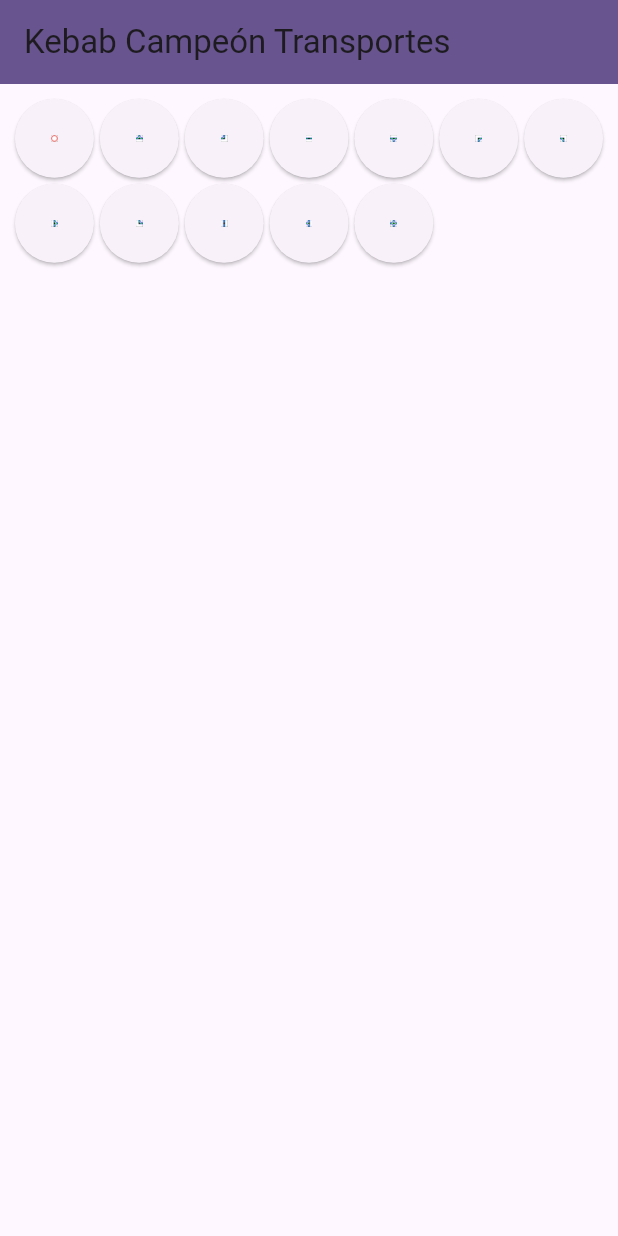
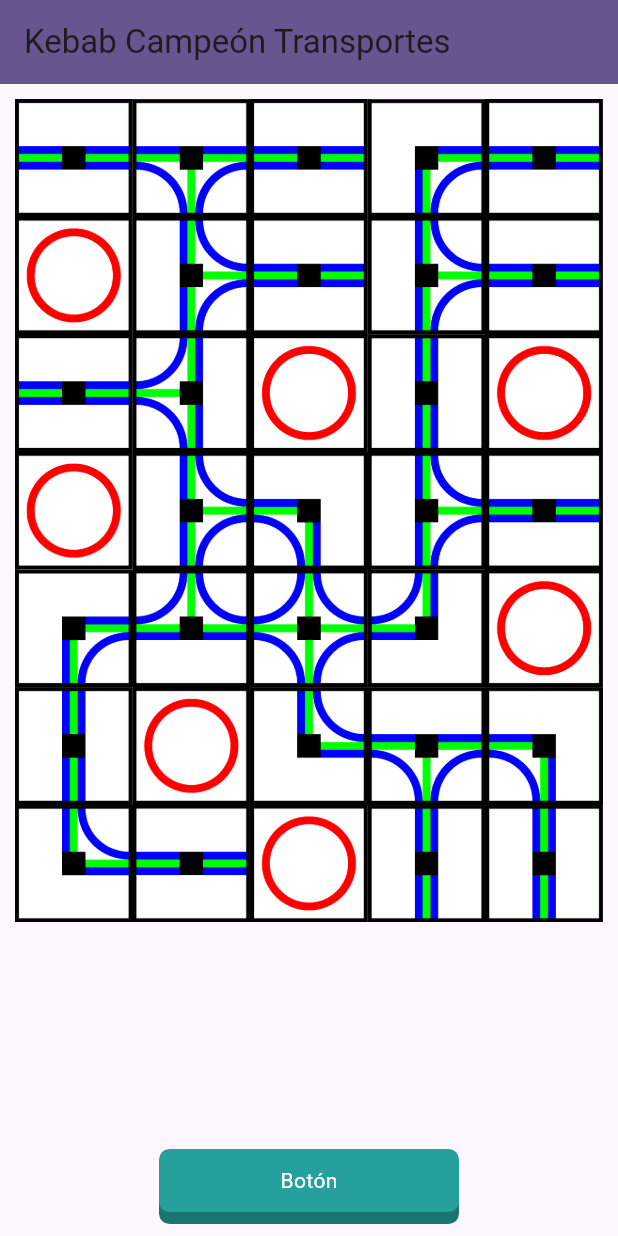
Before and after one commit to jcmh05/app_lego_ambiental, a Flutter app: the screen it shows after launch, on a phone screen of 412 x 824 dp. Run offline on Flutter 3.47's test engine with Material 3 defaults, Android fonts, the phone set to English and light mode, and no system bars; our stand-ins replace fluttertoast.

Commit message:
Interfaz inicial

```diff
--- a/lib/main.dart
+++ b/lib/main.dart
@@ -1,5 +1,5 @@
 import 'package:flutter/material.dart';
-
+import 'package:fluttertoast/fluttertoast.dart';
 import 'package:applegoambiental/components/components.dart';
 
 void main() {
@@ -35,18 +35,43 @@ class MyHomePage extends StatefulWidget {
 class _MyHomePageState extends State<MyHomePage> {
   // Lista de rutas de imágenes
   final List<String> imagePaths = [
-    'assets/images/ambiental1.png',
-    'assets/images/ambiental2.png',
-    'assets/images/ambiental3.png',
-    'assets/images/ambiental4.png',
-    'assets/images/ambiental5.png',
-    'assets/images/ambiental6.png',
-    'assets/images/ambiental7.png',
-    'assets/images/ambiental8.png',
-    'assets/images/ambiental9.png',
-    'assets/images/ambiental10.png',
-    'assets/images/ambiental11.png',
-    'assets/images/ambiental12.png',
+    'assets/images/01.png',
+    'assets/images/09.png',
+    'assets/images/01.png',
+    'assets/images/04.png',
+    'assets/images/01.png',
+    'assets/images/00.png',
+    'assets/images/08.png',
+    'assets/images/01.png',
+    'assets/images/08.png',
+    'assets/images/01.png',
+    'assets/images/01.png',
+    'assets/images/10.png',
+    'assets/images/00.png',
+    'assets/images/02.png',
+    'assets/images/00.png',
+    'assets/images/00.png',
+    'assets/images/08.png',
+    'assets/images/05.png',
+    'assets/images/08.png',
+    'assets/images/01.png',
+    'assets/images/04.png',
+    'assets/images/07.png',
+    'assets/images/11.png',
+    'assets/images/06.png',
+    'assets/images/00.png',
+    'assets/images/02.png',
+    'assets/images/00.png',
+    'assets/images/03.png',
+    'assets/images/09.png',
+    'assets/images/05.png',
+    'assets/images/03.png',
+    'assets/images/01.png',
+    'assets/images/00.png',
+    'assets/images/02.png',
+    'assets/images/02.png',
+
+
     // Agrega más rutas de imágenes aquí
   ];
 
@@ -61,21 +86,60 @@ class _MyHomePageState extends State<MyHomePage> {
           ),
           backgroundColor: Theme.of(context).colorScheme.primary,
         ),
-        body: GridView.builder(
+        body: Column(
+          children: <Widget>[
+            Expanded(
+              child: GridView.builder(
                 padding: const EdgeInsets.all(10.0),
                 gridDelegate: SliverGridDelegateWithFixedCrossAxisCount(
-            crossAxisCount: 7,
+                  crossAxisCount: 5,
                   childAspectRatio: 1.0,
-            mainAxisSpacing: 4.0,
-            crossAxisSpacing: 4.0,
+                  mainAxisSpacing: 0.0,
+                  crossAxisSpacing: 0.0,
                 ),
                 itemCount: imagePaths.length, // Usa la longitud de la lista de imágenes
-          itemBuilder: (context, index) => ElevatedButton(
-            onPressed: () {},
-            child: Image.asset(imagePaths[index]), // Usa la lista de imágenes
+                itemBuilder: (context, index) => InkWell(
+                  onTap: () {
+                    int row = (index / 5).floor() + 1; // Calcula la fila
+                    int col = index % 5 + 1; // Calcula la columna
+                    if (imagePaths[index] == 'assets/images/00.png') {
+                      mostrarMensaje("Piso: ${row}x${col} pulsado");
+                    } else {
+                      mostrarMensaje("Pulsa un edificio");
+                    }
+                  },
+                  child: Image.asset(
+                    imagePaths[index],
+                    fit: BoxFit.cover, // Esto hará que la imagen llene todo el espacio disponible
+                  ), // Usa la lista de imágenes
                 ),
+              ),
+            ),
+            Padding(
+              padding: const EdgeInsets.all(8.0),
+              child: Button3d(
+                onPressed: () {
+                  mostrarMensaje("Botón presionado");
+                },
+                child: Text(
+                  'Botón',
+                  style: TextStyle(color: Colors.white),
+                ),
+                style: Button3dStyle.BLUE,
+                width: 200.0,
+                height: 50.0,
+              ),
+            ),
+          ],
         ),
       ),
     );
   }
 }
+
+void mostrarMensaje(String mensaje) {
+  Fluttertoast.showToast(
+    msg: mensaje,
+    toastLength: Toast.LENGTH_LONG,
+  );
+}
```
Also changed, not shown: pubspec.yaml (+16 -17 lines), assets/images/00.png (renamed from assets/images/ambiental1.png), assets/images/01.png (renamed from assets/images/ambiental4.png), assets/images/02.png (renamed from assets/images/ambiental10.png), assets/images/03.png (renamed from assets/images/ambiental9.png), assets/images/04.png (renamed from assets/images/ambiental6.png), assets/images/05.png (renamed from assets/images/ambiental7.png), assets/images/06.png (renamed from assets/images/ambiental3.png), assets/images/07.png (renamed from assets/images/ambiental2.png), assets/images/08.png (renamed from assets/images/ambiental8.png), assets/images/09.png (renamed from assets/images/ambiental5.png), assets/images/10.png (renamed from assets/images/ambiental11.png), assets/images/11.png (renamed from assets/images/ambiental12.png), pubspec.lock. Lines whose indentation alone changed are shown as unchanged.
